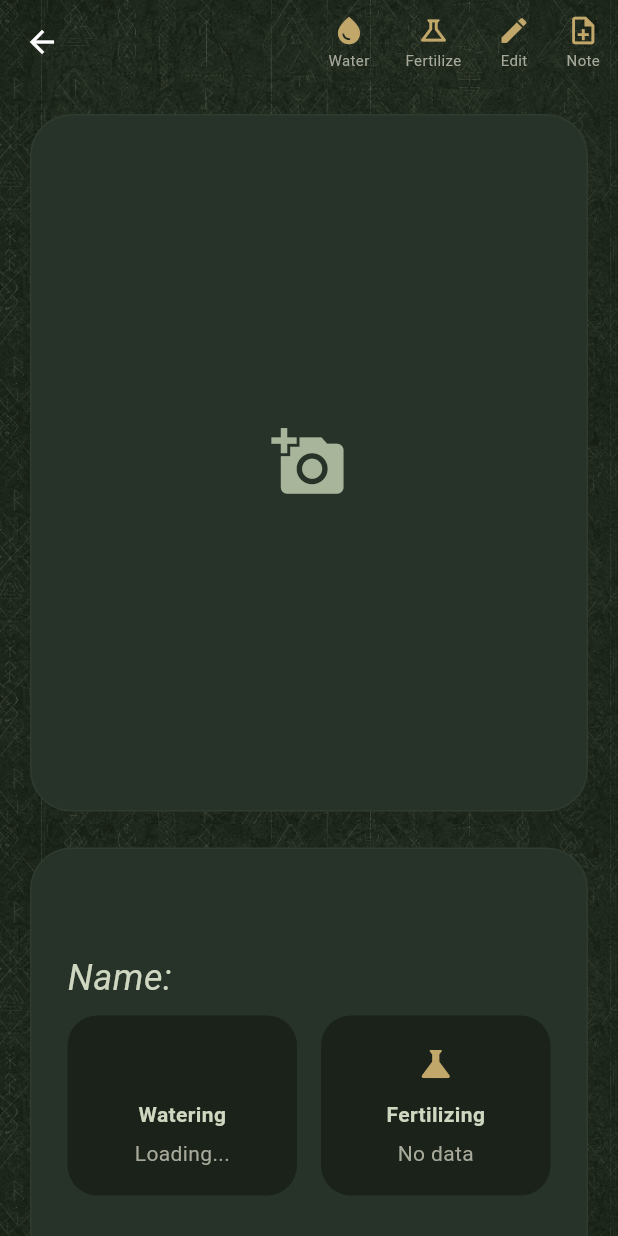
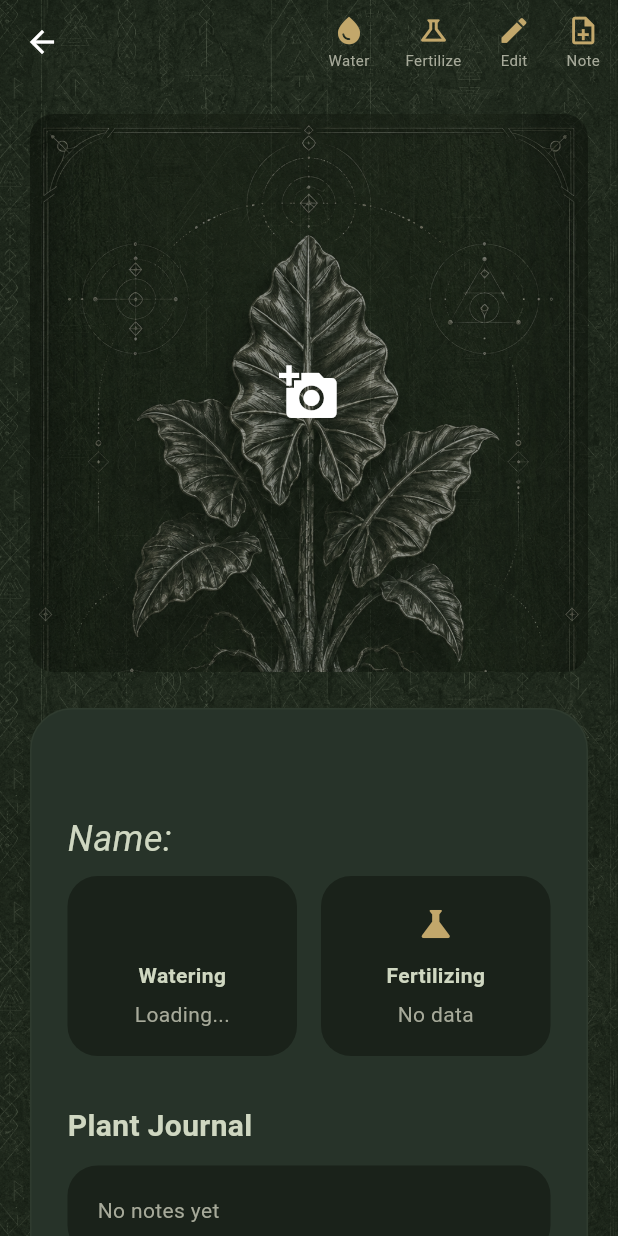
Before and after one commit to HelMelon/plontukrot, a Flutter app: the PlantDetailsPage screen opened directly with empty values, on a phone screen of 412 x 824 dp. Run offline on Flutter 3.47's test engine with Material 3 defaults, Android fonts, the phone set to English and light mode, and no system bars; our stand-ins replace auto_size_text, cached_network_image, cloud_firestore, firebase_auth, firebase_core, firebase_storage and 2 more; accounts and stored records are empty.

Commit message:
add image placeholder for plant details page

```diff
--- a/lib/features/plants/pages/plant_details_page.dart
+++ b/lib/features/plants/pages/plant_details_page.dart
@@ -323,7 +323,6 @@ class _PlantDetailsPageState extends State<PlantDetailsPage> {
         final data = snapshot.data!.data() as Map<String, dynamic>;
 
         final imageUrl = data['imageUrl'] as String?;
-        final hasImage = imageUrl != null && imageUrl.isNotEmpty;
 
         return Scaffold(
           backgroundColor: Colors.transparent,
@@ -400,25 +399,30 @@ class _PlantDetailsPageState extends State<PlantDetailsPage> {
                   child: ConstrainedBox(
                     constraints: const BoxConstraints(maxWidth: 1200),
 
-                    child: isWide
-                        /// 💻 WEB / TABLET
-                        ? Row(
+                    child: Column(
+                      crossAxisAlignment: CrossAxisAlignment.start,
+                      mainAxisSize: MainAxisSize.min, // 🔥 ВАЖНО
+
+                      children: [
+                        if (isWide)
+                          Row(
                             crossAxisAlignment: CrossAxisAlignment.start,
-
                             children: [
                               Expanded(
-                                flex: 3, // 🔥 картинка меньше
+                                flex:
+                                    3, // Возвращаем компактную ширину для картинки
                                 child: PlantImageCard(
-                                  imageUrl: hasImage ? imageUrl! : '',
+                                  imageUrl: imageUrl,
                                   onTap: pickAndUploadImage,
                                   isUploading: isUploading,
+                                  aspectRatio:
+                                      0.75, // Картинка вытягивается В ВЫСОТУ (вертикальный формат)
                                 ),
                               ),
-
                               const SizedBox(width: 20),
-
                               Expanded(
-                                flex: 5,
+                                flex:
+                                    5, // Текстовая карточка забирает остальное пространство
                                 child: PlantInfoCard(
                                   data: data,
                                   plantId: widget.plant.id,
@@ -426,23 +430,26 @@ class _PlantDetailsPageState extends State<PlantDetailsPage> {
                               ),
                             ],
                           )
-                        /// 📱 MOBILE
-                        : Column(
+                        else
+                          Column(
+                            crossAxisAlignment: CrossAxisAlignment.start,
                             children: [
                               PlantImageCard(
-                                imageUrl: hasImage ? imageUrl! : '',
+                                imageUrl: imageUrl,
                                 onTap: pickAndUploadImage,
                                 isUploading: isUploading,
+                                aspectRatio:
+                                    1.0, // На мобилках по-прежнему остается квадрат
                               ),
-
                               const SizedBox(height: 24),
-
                               PlantInfoCard(
                                 data: data,
                                 plantId: widget.plant.id,
                               ),
                             ],
                           ),
+                      ],
+                    ),
                   ),
                 ),
               );
--- /dev/null
+++ b/lib/features/plants/widgets/cards/placeholder_widget.dart
@@ -0,0 +1,27 @@
+import 'package:flutter/material.dart';
+
+class PlaceholderWithIcon extends StatelessWidget {
+  const PlaceholderWithIcon();
+
+  @override
+  Widget build(BuildContext context) {
+    return Stack(
+      children: [
+        Opacity(
+          opacity: 0.6,
+          child: Image.asset(
+            'assets/images/default-img.png',
+            fit: BoxFit.cover,
+            alignment: Alignment.topCenter,
+            width: double.infinity,
+            height: double.infinity,
+          ),
+        ),
+
+        const Center(
+          child: Icon(Icons.add_a_photo, color: Colors.white, size: 40.0),
+        ),
+      ],
+    );
+  }
+}
--- a/lib/features/plants/widgets/cards/plant_image_card.dart
+++ b/lib/features/plants/widgets/cards/plant_image_card.dart
@@ -1,43 +1,55 @@
+import 'package:cached_network_image/cached_network_image.dart';
 import 'package:flutter/material.dart';
-import '../../../../core/theme/app_colors.dart';
+import 'package:plontukrot/features/plants/widgets/cards/placeholder_widget.dart';
 
 class PlantImageCard extends StatelessWidget {
-  final String imageUrl;
+  final String? imageUrl;
   final VoidCallback onTap;
   final bool isUploading;
+  final double
+  aspectRatio; // Добавляем возможность управлять пропорциями снаружи
 
   const PlantImageCard({
+    super.key,
     required this.imageUrl,
     required this.onTap,
     required this.isUploading,
+    this.aspectRatio = 1.0, // По умолчанию квадрат
   });
 
   @override
   Widget build(BuildContext context) {
     return GestureDetector(
-      onTap: isUploading ? null : onTap,
+      onTap: onTap,
+      child: AspectRatio(
+        aspectRatio: aspectRatio, // Используем переданную пропорцию
+        child: ClipRRect(
+          borderRadius: BorderRadius.circular(16),
+          child: Stack(
+            fit: StackFit.expand,
+            children: [
+              if (imageUrl != null && imageUrl!.isNotEmpty)
+                CachedNetworkImage(
+                  imageUrl: imageUrl!,
+                  fit: BoxFit.cover,
+                  alignment: Alignment.center, // Реальное фото строго по центру
+                  placeholder: (context, url) => const PlaceholderWithIcon(),
+                  errorWidget: (context, url, error) =>
+                      const PlaceholderWithIcon(),
+                )
+              else
+                const PlaceholderWithIcon(), // Плейсхолдер выровнен по верху
 
-      child: AspectRatio(
-        aspectRatio: 4 / 5,
-
-        child: Container(
-          decoration: BoxDecoration(
-            borderRadius: BorderRadius.circular(28),
-            color: AppColors.backgroundSecondary,
-            border: Border.all(color: AppColors.greenDeep),
+              if (isUploading)
+                Container(
+                  color: Colors.black45,
+                  child: const Align(
+                    alignment: Alignment.topCenter,
+                    child: CircularProgressIndicator(),
+                  ),
+                ),
+            ],
           ),
-
-          clipBehavior: Clip.antiAlias,
-
-          child: imageUrl.isEmpty
-              ? const Center(
-                  child: Icon(
-                    Icons.add_a_photo,
-                    size: 50,
-                    color: AppColors.accentLight,
-                  ),
-                )
-              : Image.network(imageUrl, fit: BoxFit.cover),
         ),
       ),
     );
--- a/pubspec.yaml
+++ b/pubspec.yaml
@@ -38,7 +38,7 @@ dependencies:
   cloud_firestore: ^6.0.0
   firebase_storage: ^13.0.0
   flutter_slidable: ^4.0.3
-
+  cached_network_image: ^3.4.1
   google_sign_in: ^7.2.0
 
   image_picker: ^1.1.2
```
Also changed, not shown: assets/images/default-img.png (added), pubspec.lock, 3 other files.
